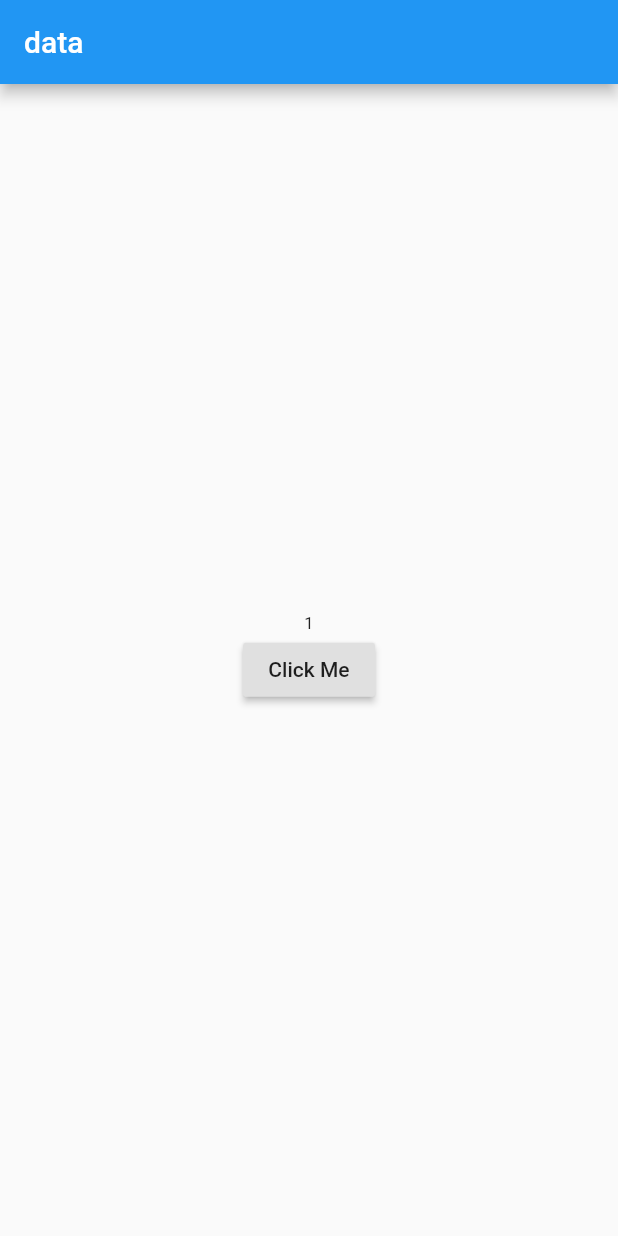
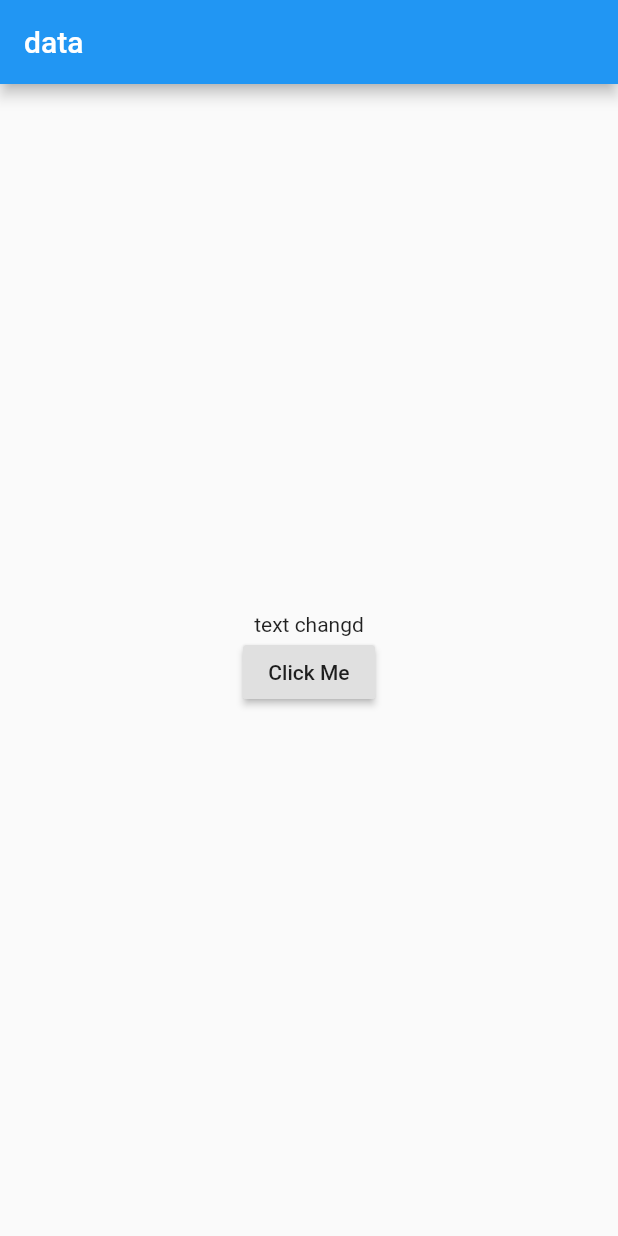
Before and after one commit to lewisccx/flutter_fundamental, a Flutter app: the screen it shows after launch, after a tap on "Click Me", on a phone screen of 412 x 824 dp. Run offline on Flutter 3.47's test engine with Material 2 defaults, Android fonts, the light colour scheme and no system bars.

Commit message:
anonymous method

```diff
--- a/lib/main.dart
+++ b/lib/main.dart
@@ -11,10 +11,10 @@ class MyApp extends StatefulWidget {
 
 class _MyAppState extends State<MyApp> {
   int number = 0;
-
+  String message = "initial text";
   void onButtonClicked() {
     setState(() {
-      number += 1;
+      message = "text changeeeed";
     });
   }
 
@@ -27,17 +27,18 @@ class _MyAppState extends State<MyApp> {
         ),
         body: Center(
           child: Column(
-              mainAxisAlignment: MainAxisAlignment.center,
-              children: <Widget>[
-                Text(
-                  number.toString(),
-                  style: TextStyle(fontSize: 10 + number.toDouble()),
-                ),
-                RaisedButton(
+            mainAxisAlignment: MainAxisAlignment.center,
+            children: <Widget>[
+              Text(message),
+              RaisedButton(
                   child: Text("Click Me"),
-                  onPressed: onButtonClicked,
-                ),
-              ]),
+                  onPressed: () {
+                    setState(() {
+                      message = "text changd";
+                    });
+                  })
+            ],
+          ),
         ),
       ),
     );
```
